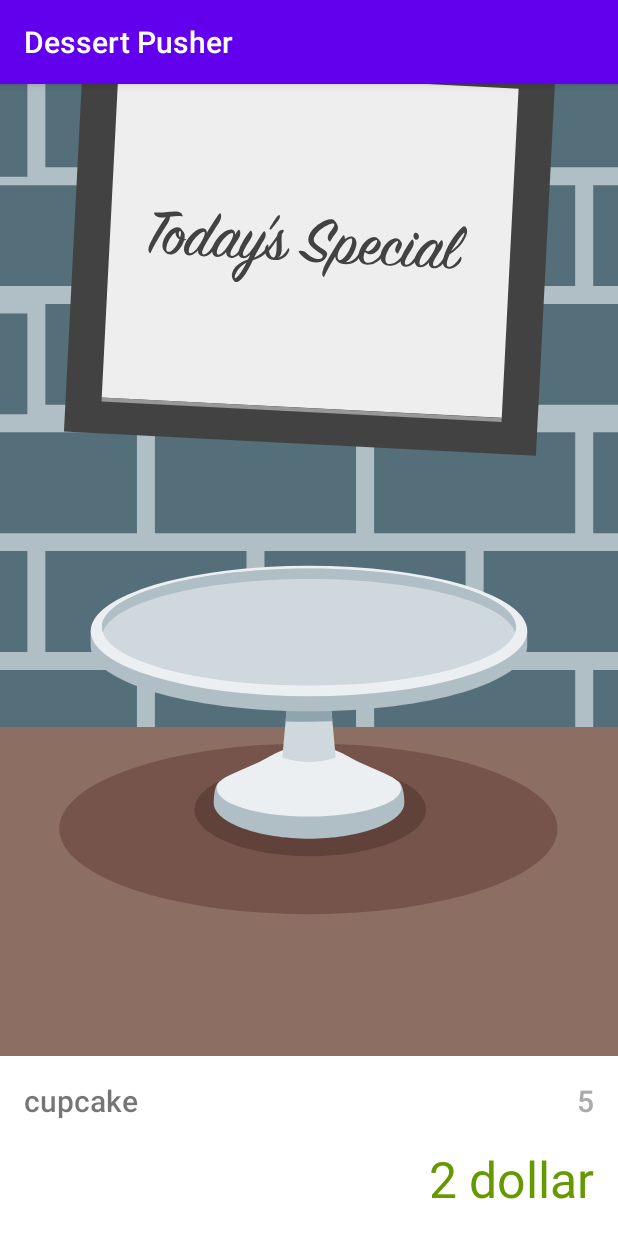
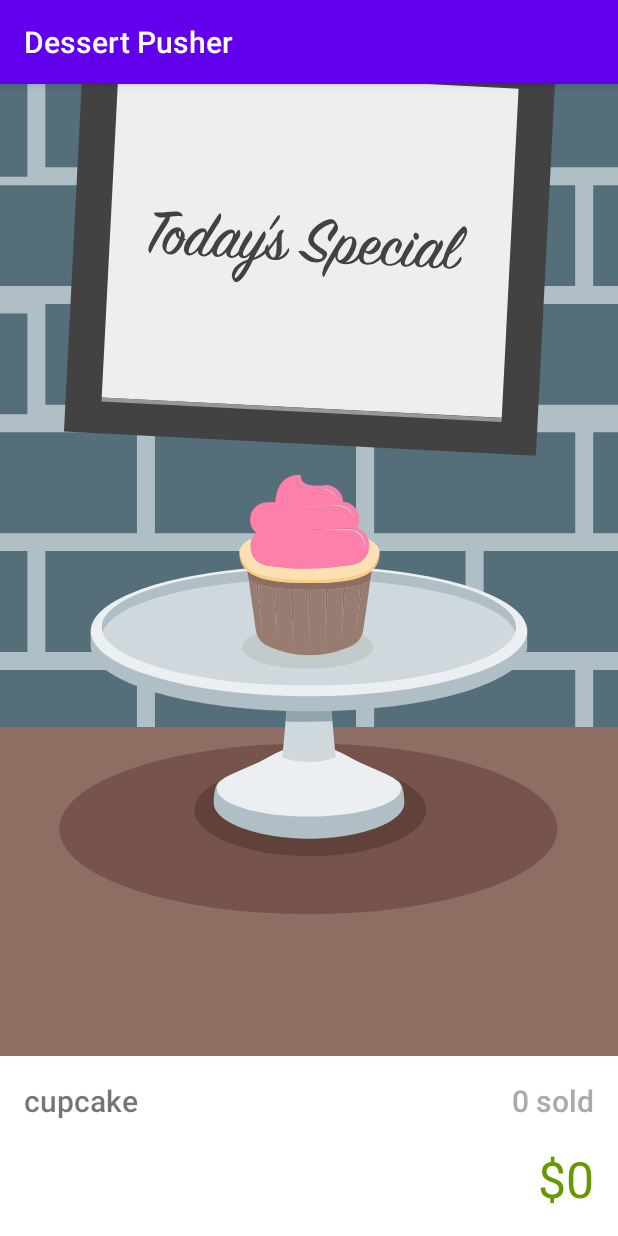
Before and after one commit to MAinulYaqin/dessert-pusher, an Android app: the screen it shows after launch (MainActivity), on a phone screen of 412 x 824 dp. Run offline under Robolectric (Android 15) with nearby library versions, the phone set to English and light mode, and no system bars; our stand-ins replace data binding.

Commit message:
add functionality

```diff
--- a/app/src/main/java/com/gabutproject/dessertpusher/MainActivity.kt
+++ b/app/src/main/java/com/gabutproject/dessertpusher/MainActivity.kt
@@ -2,14 +2,102 @@ package com.gabutproject.dessertpusher
 
 import androidx.appcompat.app.AppCompatActivity
 import android.os.Bundle
+import android.widget.Toast
+import androidx.databinding.DataBindingUtil
 import com.gabutproject.dessertpusher.databinding.ActivityMainBinding
+import kotlinx.android.synthetic.main.activity_main.*
 
 class MainActivity : AppCompatActivity() {
 
+    private var revenue = 0
+    private var dessertSold = 0
+
+    private lateinit var revenueBinding: String
+    private lateinit var amountSoldBinding: String
+
+    // binding layout
     private lateinit var binding: ActivityMainBinding
+
+    /**
+     * simple data class contains dessertId, price of the dessert
+     * and the startProductionAmount
+     */
+    data class Dessert(
+        val imageId: Int,
+        val price: Int,
+        val startProductAmount: Int,
+        val name: String
+    )
+
+    private val allDesserts = listOf(
+        Dessert(R.drawable.cupcake, 5, 0, "cupcake"),
+        Dessert(R.drawable.donut, 10, 5, "donut"),
+        Dessert(R.drawable.eclair, 15, 20, "eclair"),
+        Dessert(R.drawable.froyo, 30, 50, "froyo"),
+        Dessert(R.drawable.gingerbread, 50, 100, "gingerbread"),
+        Dessert(R.drawable.honeycomb, 100, 200, "honeycomb"),
+        Dessert(R.drawable.icecreamsandwich, 500, 500, "ice cream sandwich"),
+        Dessert(R.drawable.jellybean, 1000, 1000, "jellybean"),
+        Dessert(R.drawable.kitkat, 2000, 2000, "kitkat"),
+        Dessert(R.drawable.lollipop, 3000, 4000, "lollipop"),
+        Dessert(R.drawable.marshmallow, 4000, 8000, "marshmallow"),
+        Dessert(R.drawable.nougat, 5000, 16000, "nougat"),
+        Dessert(R.drawable.oreo, 6000, 20000, "oreo")
+    )
+
+    private var currentDessert = allDesserts[0]
+
 
     override fun onCreate(savedInstanceState: Bundle?) {
         super.onCreate(savedInstanceState)
-        setContentView(R.layout.activity_main)
+        binding = DataBindingUtil.setContentView(this, R.layout.activity_main)
+
+        binding.dessertButton.setOnClickListener {
+            onDessertClick()
+        }
+
+        updateBindingData()
+
+        binding.revenue = revenueBinding
+        binding.amountSold = amountSoldBinding
+        binding.currentDessert = currentDessert.name
+
+        binding.dessertButton.setImageResource(currentDessert.imageId)
+    }
+
+    private fun updateBindingData() {
+        revenueBinding = getString(R.string.bakery_current_revenue, revenue)
+        amountSoldBinding = getString(R.string.bakery_sold_cake, dessertSold)
+    }
+
+    private fun onDessertClick() {
+        revenue += currentDessert.price
+        dessertSold++
+
+        updateBindingData()
+
+        binding.revenue = revenueBinding
+        binding.amountSold = amountSoldBinding
+
+        showCurrentDessert()
+    }
+
+    private fun showCurrentDessert() {
+        var newDessert = allDesserts[0]
+
+        for (dessert in allDesserts) {
+            if (dessertSold >= dessert.startProductAmount) {
+                // update the current Dessert
+                newDessert = dessert
+            } else break
+        }
+
+        if (newDessert != currentDessert) {
+            currentDessert = newDessert
+
+            binding.dessertButton.setImageResource(newDessert.imageId)
+            binding.currentDessert = newDessert.name
+            Toast.makeText(this, "New menu!", Toast.LENGTH_SHORT).show()
+        }
     }
 }
--- a/app/src/main/res/drawable/white_box.xml
+++ b/app/src/main/res/drawable/white_box.xml
@@ -16,6 +16,6 @@
 
 <shape xmlns:android="http://schemas.android.com/apk/res/android"
     android:shape="rectangle">
-    <solid android:color="@color/white" />
+    <solid android:color="@android:color/white" />
     <corners android:radius="@dimen/corner_radius" />
 </shape>
--- a/app/src/main/res/layout/activity_main.xml
+++ b/app/src/main/res/layout/activity_main.xml
@@ -2,6 +2,21 @@
 <layout xmlns:android="http://schemas.android.com/apk/res/android"
     xmlns:app="http://schemas.android.com/apk/res-auto"
     xmlns:tools="http://schemas.android.com/tools">
+
+    <data>
+
+        <variable
+            name="currentDessert"
+            type="String" />
+
+        <variable
+            name="revenue"
+            type="String" />
+
+        <variable
+            name="amountSold"
+            type="String" />
+    </data>
 
     <androidx.constraintlayout.widget.ConstraintLayout
         android:layout_width="match_parent"
@@ -68,7 +83,7 @@
             android:id="@+id/revenue_text"
             android:layout_width="wrap_content"
             android:layout_height="wrap_content"
-            android:text="2 dollar"
+            android:text="@{revenue}"
             android:textColor="@android:color/holo_green_dark"
             android:textSize="@dimen/large_text_size"
             app:layout_constraintBottom_toTopOf="@+id/margin_bottom_guide"
@@ -80,7 +95,7 @@
             android:layout_width="wrap_content"
             android:layout_height="wrap_content"
             android:fontFamily="sans-serif-medium"
-            android:text="cupcake"
+            android:text="@{currentDessert}"
             android:textSize="@dimen/medium_text_size"
             app:layout_constraintBottom_toBottomOf="@+id/amount_sold_text"
             app:layout_constraintStart_toStartOf="@+id/margin_start_guide" />
@@ -89,10 +104,10 @@
             android:id="@+id/amount_sold_text"
             android:layout_width="wrap_content"
             android:layout_height="wrap_content"
-            android:paddingTop="@dimen/default_spacing"
             android:layout_marginBottom="@dimen/default_spacing"
             android:fontFamily="sans-serif-medium"
-            android:text="5"
+            android:paddingTop="@dimen/default_spacing"
+            android:text="@{amountSold}"
             android:textColor="@android:color/darker_gray"
             android:textSize="@dimen/medium_text_size"
             app:layout_constraintBottom_toTopOf="@+id/revenue_text"
--- a/app/src/main/res/values/strings.xml
+++ b/app/src/main/res/values/strings.xml
@@ -1,4 +1,6 @@
 <resources>
     <string name="app_name">Dessert Pusher</string>
     <string name="bakery_store_image">bakery_store_image</string>
+    <string name="bakery_current_revenue">$%1$d</string>
+    <string name="bakery_sold_cake">%1$d sold</string>
 </resources>
```
